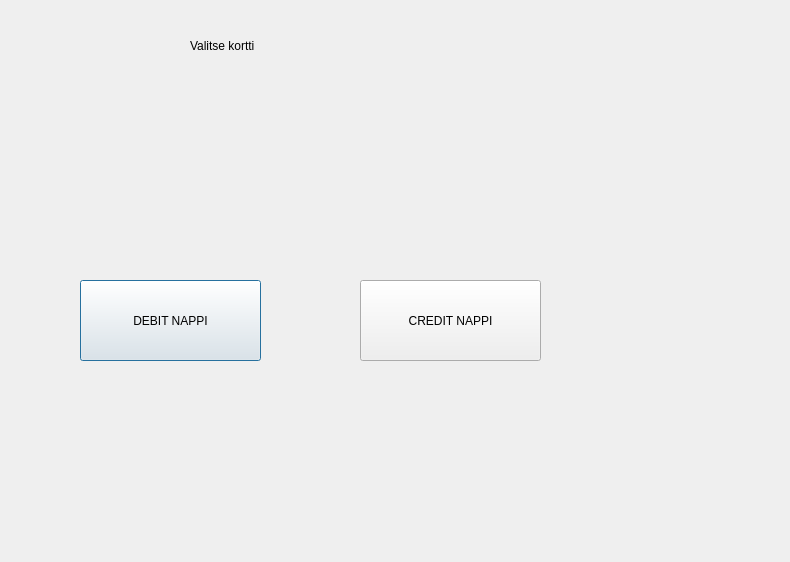
The window that bank_automat/choosecard.ui (25kmo-project/group_7) describes before a commit, drawn with Qt 5.
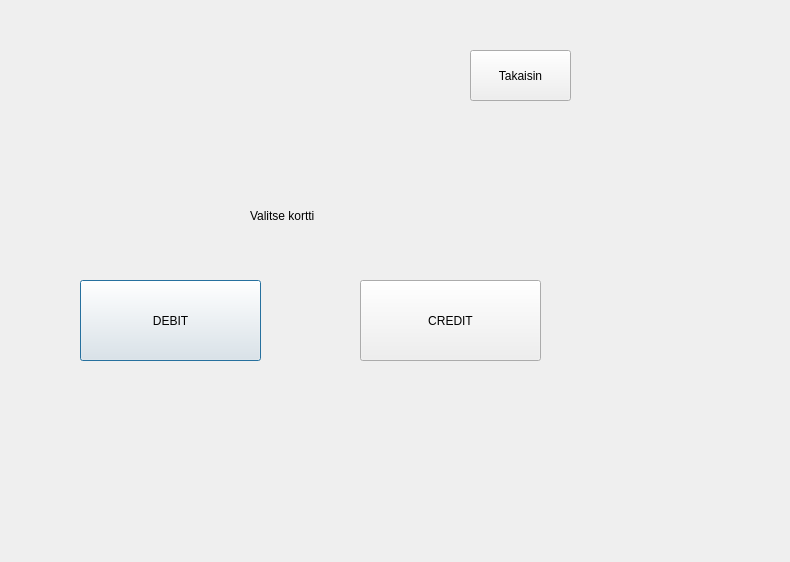
The same window after the commit.

Commit message: Credit,debit ja dual toimii

```diff
--- a/bank_automat/choosecard.ui
+++ b/bank_automat/choosecard.ui
@@ -16,8 +16,8 @@
   <widget class="QLabel" name="label">
    <property name="geometry">
     <rect>
-     <x>190</x>
-     <y>20</y>
+     <x>250</x>
+     <y>190</y>
      <width>141</width>
      <height>51</height>
     </rect>
@@ -36,7 +36,7 @@
     </rect>
    </property>
    <property name="text">
-    <string>DEBIT NAPPI</string>
+    <string>DEBIT</string>
    </property>
   </widget>
   <widget class="QPushButton" name="btnCREDIT">
@@ -49,7 +49,20 @@
     </rect>
    </property>
    <property name="text">
-    <string>CREDIT NAPPI</string>
+    <string>CREDIT</string>
+   </property>
+  </widget>
+  <widget class="QPushButton" name="btnBack">
+   <property name="geometry">
+    <rect>
+     <x>470</x>
+     <y>50</y>
+     <width>101</width>
+     <height>51</height>
+    </rect>
+   </property>
+   <property name="text">
+    <string>Takaisin</string>
    </property>
   </widget>
  </widget>
```
The commit also changes 5 other files.
